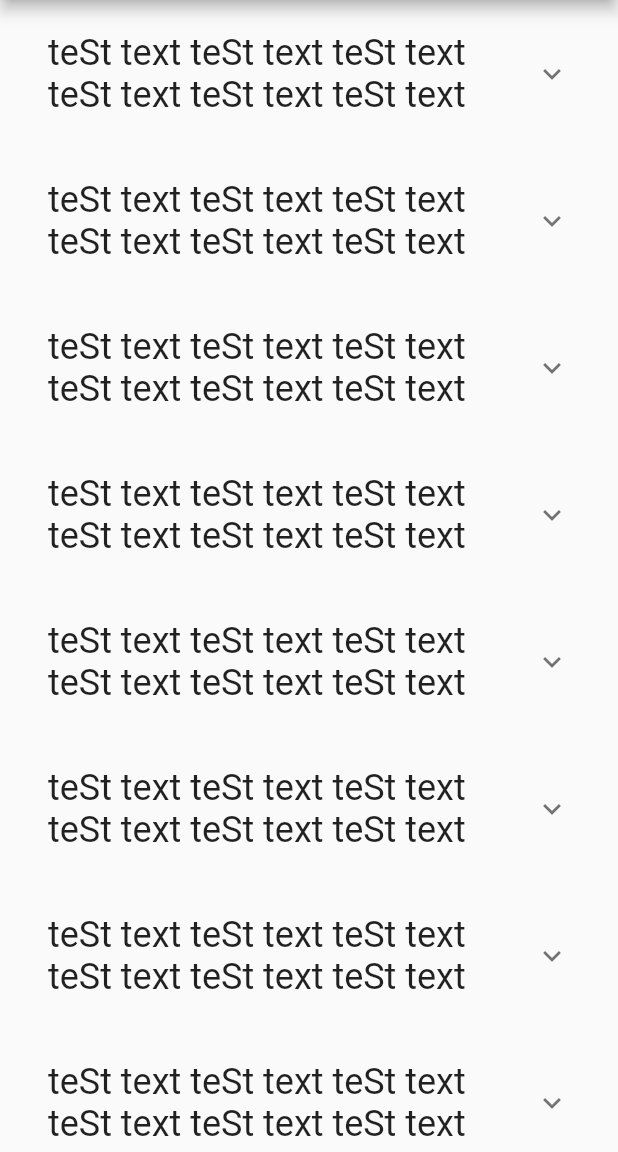
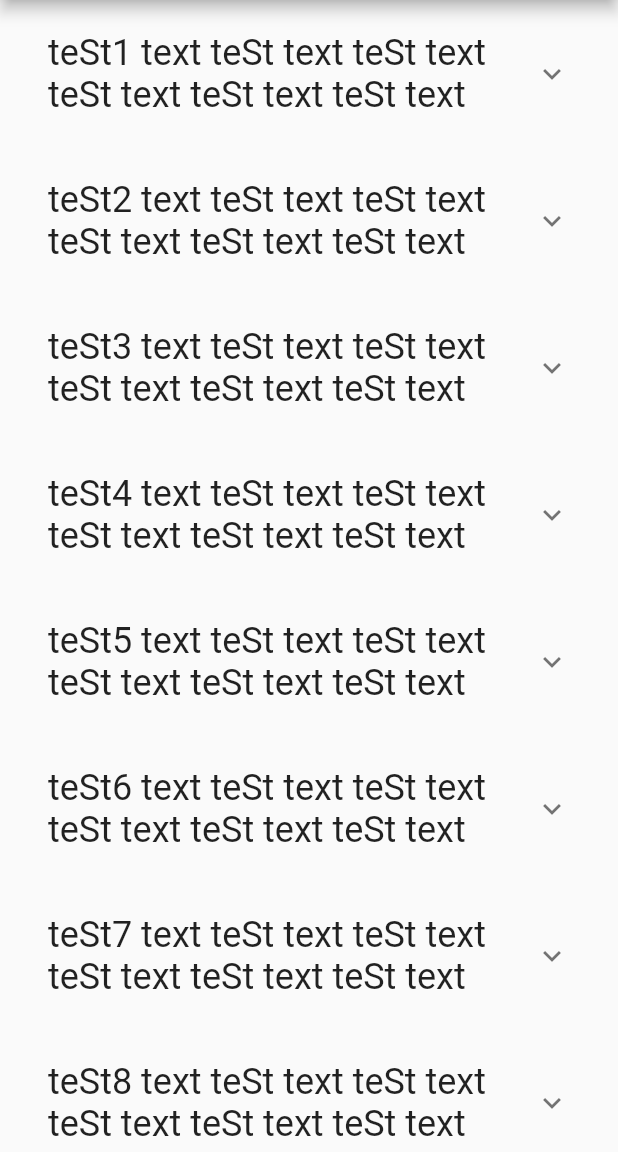
Before and after one commit to jargalbat/flutter_old, a Flutter app: the screen it shows after launch, on a phone screen of 412 x 824 dp, the part 84-1236 px from its top. Run offline on Flutter 3.47's test engine with Material 2 defaults, Android fonts, the phone set to English and light mode, and no system bars.

Commit message:
some codes

```diff
--- a/infinite_scroll/lib/article.dart
+++ b/infinite_scroll/lib/article.dart
@@ -17,294 +17,217 @@ class Article {
 
 final articles = [
   new Article(
-      text: "teSt text teSt text teSt text teSt text teSt text teSt text",
+      text: "teSt1 text teSt text teSt text teSt text teSt text teSt text",
       domain: "google.com",
       by: "by teSt",
       age: "age teSt",
       score: 90,
       commentsCount: 13),
   new Article(
-      text: "teSt text teSt text teSt text teSt text teSt text teSt text",
+      text: "teSt2 text teSt text teSt text teSt text teSt text teSt text",
       domain: "google.com",
       by: "by teSt",
       age: "age teSt",
       score: 90,
       commentsCount: 13),
   new Article(
-      text: "teSt text teSt text teSt text teSt text teSt text teSt text",
+      text: "teSt3 text teSt text teSt text teSt text teSt text teSt text",
       domain: "google.com",
       by: "by teSt",
       age: "age teSt",
       score: 90,
       commentsCount: 13),
   new Article(
-      text: "teSt text teSt text teSt text teSt text teSt text teSt text",
+      text: "teSt4 text teSt text teSt text teSt text teSt text teSt text",
       domain: "google.com",
       by: "by teSt",
       age: "age teSt",
       score: 90,
       commentsCount: 13),
   new Article(
-      text: "teSt text teSt text teSt text teSt text teSt text teSt text",
+      text: "teSt5 text teSt text teSt text teSt text teSt text teSt text",
       domain: "google.com",
       by: "by teSt",
       age: "age teSt",
       score: 90,
       commentsCount: 13),
   new Article(
-      text: "teSt text teSt text teSt text teSt text teSt text teSt text",
+      text: "teSt6 text teSt text teSt text teSt text teSt text teSt text",
       domain: "google.com",
       by: "by teSt",
       age: "age teSt",
       score: 90,
       commentsCount: 13),
   new Article(
-      text: "teSt text teSt text teSt text teSt text teSt text teSt text",
+      text: "teSt7 text teSt text teSt text teSt text teSt text teSt text",
       domain: "google.com",
       by: "by teSt",
       age: "age teSt",
       score: 90,
       commentsCount: 13),
   new Article(
-      text: "teSt text teSt text teSt text teSt text teSt text teSt text",
+      text: "teSt8 text teSt text teSt text teSt text teSt text teSt text",
       domain: "google.com",
       by: "by teSt",
       age: "age teSt",
       score: 90,
       commentsCount: 13),
   new Article(
-      text: "teSt text teSt text teSt text teSt text teSt text teSt text",
+      text: "teSt9 text teSt text teSt text teSt text teSt text teSt text",
       domain: "google.com",
       by: "by teSt",
       age: "age teSt",
       score: 90,
       commentsCount: 13),
   new Article(
-      text: "teSt text teSt text teSt text teSt text teSt text teSt text",
+      text: "teSt10 text teSt text teSt text teSt text teSt text teSt text",
       domain: "google.com",
       by: "by teSt",
       age: "age teSt",
       score: 90,
       commentsCount: 13),
   new Article(
-      text: "teSt text teSt text teSt text teSt text teSt text teSt text",
+      text: "teSt11 text teSt text teSt text teSt text teSt text teSt text",
       domain: "google.com",
       by: "by teSt",
       age: "age teSt",
       score: 90,
       commentsCount: 13),
   new Article(
-      text: "teSt text teSt text teSt text teSt text teSt text teSt text",
+      text: "teSt12 text teSt text teSt text teSt text teSt text teSt text",
       domain: "google.com",
       by: "by teSt",
       age: "age teSt",
       score: 90,
       commentsCount: 13),
   new Article(
-      text: "teSt text teSt text teSt text teSt text teSt text teSt text",
+      text: "teSt13 text teSt text teSt text teSt text teSt text teSt text",
       domain: "google.com",
       by: "by teSt",
       age: "age teSt",
       score: 90,
       commentsCount: 13),
   new Article(
-      text: "teSt text teSt text teSt text teSt text teSt text teSt text",
+      text: "teSt14 text teSt text teSt text teSt text teSt text teSt text",
       domain: "google.com",
       by: "by teSt",
       age: "age teSt",
       score: 90,
       commentsCount: 13),
   new Article(
-      text: "teSt text teSt text teSt text teSt text teSt text teSt text",
+      text: "teSt15 text teSt text teSt text teSt text teSt text teSt text",
       domain: "google.com",
       by: "by teSt",
       age: "age teSt",
       score: 90,
       commentsCount: 13),
   new Article(
-      text: "teSt text teSt text teSt text teSt text teSt text teSt text",
+      text: "teSt16 text teSt text teSt text teSt text teSt text teSt text",
       domain: "google.com",
       by: "by teSt",
       age: "age teSt",
       score: 90,
       commentsCount: 13),
   new Article(
-      text: "teSt text teSt text teSt text teSt text teSt text teSt text",
+      text: "teSt17 text teSt text teSt text teSt text teSt text teSt text",
       domain: "google.com",
       by: "by teSt",
       age: "age teSt",
       score: 90,
       commentsCount: 13),
   new Article(
-      text: "teSt text teSt text teSt text teSt text teSt text teSt text",
+      text: "teSt18 text teSt text teSt text teSt text teSt text teSt text",
       domain: "google.com",
       by: "by teSt",
       age: "age teSt",
       score: 90,
       commentsCount: 13),
   new Article(
-      text: "teSt text teSt text teSt text teSt text teSt text teSt text",
+      text: "teSt19 text teSt text teSt text teSt text teSt text teSt text",
       domain: "google.com",
       by: "by teSt",
       age: "age teSt",
       score: 90,
       commentsCount: 13),
   new Article(
-      text: "teSt text teSt text teSt text teSt text teSt text teSt text",
+      text: "teSt20 text teSt text teSt text teSt text teSt text teSt text",
       domain: "google.com",
       by: "by teSt",
       age: "age teSt",
       score: 90,
       commentsCount: 13),
   new Article(
-      text: "teSt text teSt text teSt text teSt text teSt text teSt text",
+      text: "teSt21 text teSt text teSt text teSt text teSt text teSt text",
       domain: "google.com",
       by: "by teSt",
       age: "age teSt",
       score: 90,
       commentsCount: 13),
   new Article(
-      text: "teSt text teSt text teSt text teSt text teSt text teSt text",
+      text: "teSt22 text teSt text teSt text teSt text teSt text teSt text",
       domain: "google.com",
       by: "by teSt",
       age: "age teSt",
       score: 90,
       commentsCount: 13),
   new Article(
-      text: "teSt text teSt text teSt text teSt text teSt text teSt text",
+      text: "teSt23 text teSt text teSt text teSt text teSt text teSt text",
       domain: "google.com",
       by: "by teSt",
       age: "age teSt",
       score: 90,
       commentsCount: 13),
   new Article(
-      text: "teSt text teSt text teSt text teSt text teSt text teSt text",
+      text: "teSt24 text teSt text teSt text teSt text teSt text teSt text",
       domain: "google.com",
       by: "by teSt",
       age: "age teSt",
       score: 90,
       commentsCount: 13),
   new Article(
-      text: "teSt text teSt text teSt text teSt text teSt text teSt text",
+      text: "teSt25 text teSt text teSt text teSt text teSt text teSt text",
       domain: "google.com",
       by: "by teSt",
       age: "age teSt",
       score: 90,
       commentsCount: 13),
   new Article(
-      text: "teSt text teSt text teSt text teSt text teSt text teSt text",
+      text: "teSt26 text teSt text teSt text teSt text teSt text teSt text",
       domain: "google.com",
       by: "by teSt",
       age: "age teSt",
       score: 90,
       commentsCount: 13),
   new Article(
-      text: "teSt text teSt text teSt text teSt text teSt text teSt text",
+      text: "teSt27 text teSt text teSt text teSt text teSt text teSt text",
       domain: "google.com",
       by: "by teSt",
       age: "age teSt",
       score: 90,
       commentsCount: 13),
   new Article(
-      text: "teSt text teSt text teSt text teSt text teSt text teSt text",
+      text: "teSt28 text teSt text teSt text teSt text teSt text teSt text",
       domain: "google.com",
       by: "by teSt",
       age: "age teSt",
       score: 90,
       commentsCount: 13),
   new Article(
-      text: "teSt text teSt text teSt text teSt text teSt text teSt text",
+      text: "teSt29 text teSt text teSt text teSt text teSt text teSt text",
       domain: "google.com",
       by: "by teSt",
       age: "age teSt",
       score: 90,
       commentsCount: 13),
   new Article(
-      text: "teSt text teSt text teSt text teSt text teSt text teSt text",
+      text: "teSt30 text teSt text teSt text teSt text teSt text teSt text",
       domain: "google.com",
       by: "by teSt",
       age: "age teSt",
       score: 90,
       commentsCount: 13),
   new Article(
-      text: "teSt text teSt text teSt text teSt text teSt text teSt text",
-      domain: "google.com",
-      by: "by teSt",
-      age: "age teSt",
-      score: 90,
-      commentsCount: 13),
-  new Article(
-      text: "teSt text teSt text teSt text teSt text teSt text teSt text",
-      domain: "google.com",
-      by: "by teSt",
-      age: "age teSt",
-      score: 90,
-      commentsCount: 13),
-  new Article(
-      text: "teSt text teSt text teSt text teSt text teSt text teSt text",
-      domain: "google.com",
-      by: "by teSt",
-      age: "age teSt",
-      score: 90,
-      commentsCount: 13),
-  new Article(
-      text: "teSt text teSt text teSt text teSt text teSt text teSt text",
-      domain: "google.com",
-      by: "by teSt",
-      age: "age teSt",
-      score: 90,
-      commentsCount: 13),
-  new Article(
-      text: "teSt text teSt text teSt text teSt text teSt text teSt text",
-      domain: "google.com",
-      by: "by teSt",
-      age: "age teSt",
-      score: 90,
-      commentsCount: 13),
-  new Article(
-      text: "teSt text teSt text teSt text teSt text teSt text teSt text",
-      domain: "google.com",
-      by: "by teSt",
-      age: "age teSt",
-      score: 90,
-      commentsCount: 13),
-  new Article(
-      text: "teSt text teSt text teSt text teSt text teSt text teSt text",
-      domain: "google.com",
-      by: "by teSt",
-      age: "age teSt",
-      score: 90,
-      commentsCount: 13),
-  new Article(
-      text: "teSt text teSt text teSt text teSt text teSt text teSt text",
-      domain: "google.com",
-      by: "by teSt",
-      age: "age teSt",
-      score: 90,
-      commentsCount: 13),
-  new Article(
-      text: "teSt text teSt text teSt text teSt text teSt text teSt text",
-      domain: "google.com",
-      by: "by teSt",
-      age: "age teSt",
-      score: 90,
-      commentsCount: 13),
-  new Article(
-      text: "teSt text teSt text teSt text teSt text teSt text teSt text",
-      domain: "google.com",
-      by: "by teSt",
-      age: "age teSt",
-      score: 90,
-      commentsCount: 13),
-  new Article(
-      text: "teSt text teSt text teSt text teSt text teSt text teSt text",
-      domain: "google.com",
-      by: "by teSt",
-      age: "age teSt",
-      score: 90,
-      commentsCount: 13),
-  new Article(
-      text: "teSt text teSt text teSt text teSt text teSt text teSt text",
+      text: "teSt31 text teSt text teSt text teSt text teSt text teSt text",
       domain: "google.com",
       by: "by teSt",
       age: "age teSt",
--- a/infinite_scroll/lib/main.dart
+++ b/infinite_scroll/lib/main.dart
@@ -44,7 +44,8 @@ class _MyHomePageState extends State<MyHomePage> {
           return;
         },
         child: ListView(
-          //Each article will become (=>) its own widget. article => new Text("AA"),
+          //Each article will become (=>) its own widget.
+//          children: _articles.map(article => new Text("AA")).toList(),
           children: _articles.map(_buildItem).toList(),
         ),
       ),
@@ -53,6 +54,7 @@ class _MyHomePageState extends State<MyHomePage> {
 
   Widget _buildItem(Article article) {
     return new Padding(
+        key: Key(article.text),
         padding: const EdgeInsets.all(16.0),
         child: new ExpansionTile(
           title: new Text(
@@ -79,21 +81,5 @@ class _MyHomePageState extends State<MyHomePage> {
             ),
           ],
         ));
-
-//    return new Padding(
-//        padding: const EdgeInsets.all(16.0),
-//        child: new ListTile(
-//          title: new Text(
-//            article.text,
-//            style: new TextStyle(fontSize: 24.0),
-//          ),
-//          subtitle: new Text("${article.commentsCount} comments"),
-//          onTap: () async {
-//            final fakeUrl = "http://${article.domain}";
-//            if (await canLaunch(fakeUrl)) {
-//              await launch(fakeUrl);
-//            }
-//          },
-//        ));
   }
 }
--- /dev/null
+++ b/infinite_scroll/lib/widget_test.dart
@@ -0,0 +1,18 @@
+import 'package:flutter/material.dart';
+import 'package:flutter_test/flutter_test.dart';
+
+import 'package:infinite_scroll/main.dart';
+
+void main() {
+  testWidgets('clicking tile opens it', (WidgetTester tester) async {
+    // Build our app and trigger a frame.
+    await tester.pumpWidget(MyApp());
+
+    expect(find.byIcon(Icons.launch), findsNothing);
+
+    await tester.tap(find.byType(ExpansionTile).first);
+    await tester.pump();
+
+    expect(find.byIcon(Icons.launch), findsOneWidget);
+  });
+}
```
Also changed, not shown: 1 other file.
